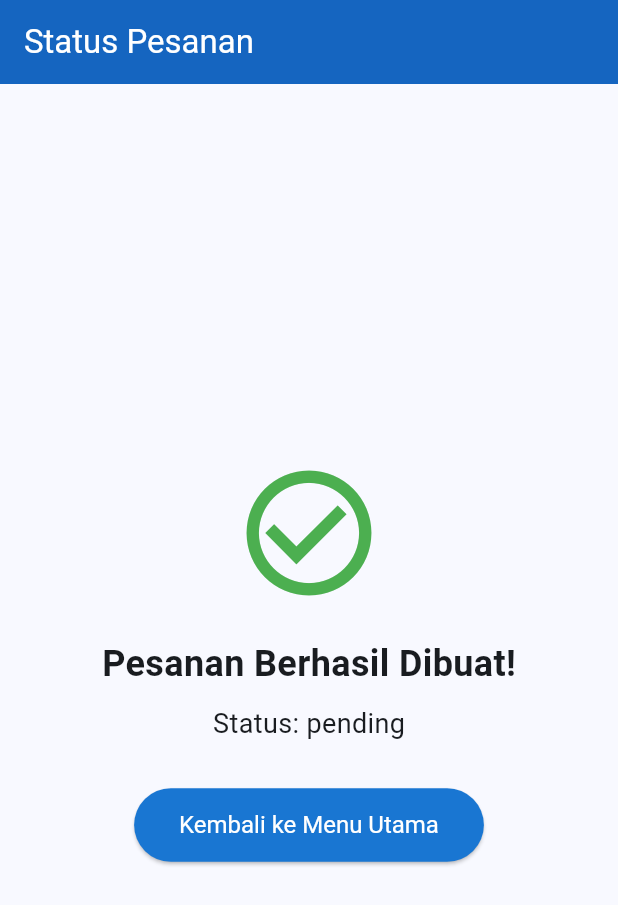
After one commit to Joanilham/toko_kue, a Flutter app: the OrderStatusScreen screen opened directly, on a phone screen of 412 x 824 dp. The commit adds this screen. Shown: the top 905 px of the screen. Run offline on Flutter 3.47's test engine with Material 3 defaults, Android fonts, the light colour scheme and no system bars; our stand-ins replace geolocator, permission_handler, sqflite; accounts and stored records are empty.

Commit message:
initial commit

```diff
--- /dev/null
+++ b/lib/transactions/order_status_screen.dart
@@ -0,0 +1,46 @@
+import 'package:flutter/material.dart';
+
+class OrderStatusScreen extends StatelessWidget {
+  final String status;
+
+  const OrderStatusScreen({super.key, required this.status});
+
+  @override
+  Widget build(BuildContext context) {
+    return Scaffold(
+      appBar: AppBar(
+        title: const Text('Status Pesanan'),
+        automaticallyImplyLeading: false,
+      ),
+      body: Center(
+        child: Column(
+          mainAxisAlignment: MainAxisAlignment.center,
+          children: [
+            const Icon(
+              Icons.check_circle_outline,
+              color: Colors.green,
+              size: 100,
+            ),
+            const SizedBox(height: 20),
+            const Text(
+              'Pesanan Berhasil Dibuat!',
+              style: TextStyle(fontSize: 24, fontWeight: FontWeight.bold),
+            ),
+            const SizedBox(height: 10),
+            Text(
+              'Status: $status',
+              style: const TextStyle(fontSize: 18),
+            ),
+            const SizedBox(height: 30),
+            ElevatedButton(
+              onPressed: () {
+                Navigator.popUntil(context, (route) => route.isFirst);
+              },
+              child: const Text('Kembali ke Menu Utama'),
+            ),
+          ],
+        ),
+      ),
+    );
+  }
+}
--- a/pubspec.yaml
+++ b/pubspec.yaml
@@ -15,6 +15,7 @@ dependencies:
   crypto: ^3.0.3
   geolocator: ^11.0.0
   permission_handler: ^11.1.0
+  url_launcher: ^6.2.1
 
 dev_dependencies:
   flutter_test:
```
Also changed, not shown: lib/db/repository.dart (+5 -3 lines), lib/menu/buyer_home_screen.dart (+6 -4 lines), lib/models/item.dart (+8 -1 lines), lib/transactions/checkout_screen.dart (+29 -26 lines), lib/transactions/transaction_history_screen.dart (+5 -4 lines), lib/transactions/txn_detail_screen.dart (+54 -1 lines), pubspec.lock, 6 other files.
